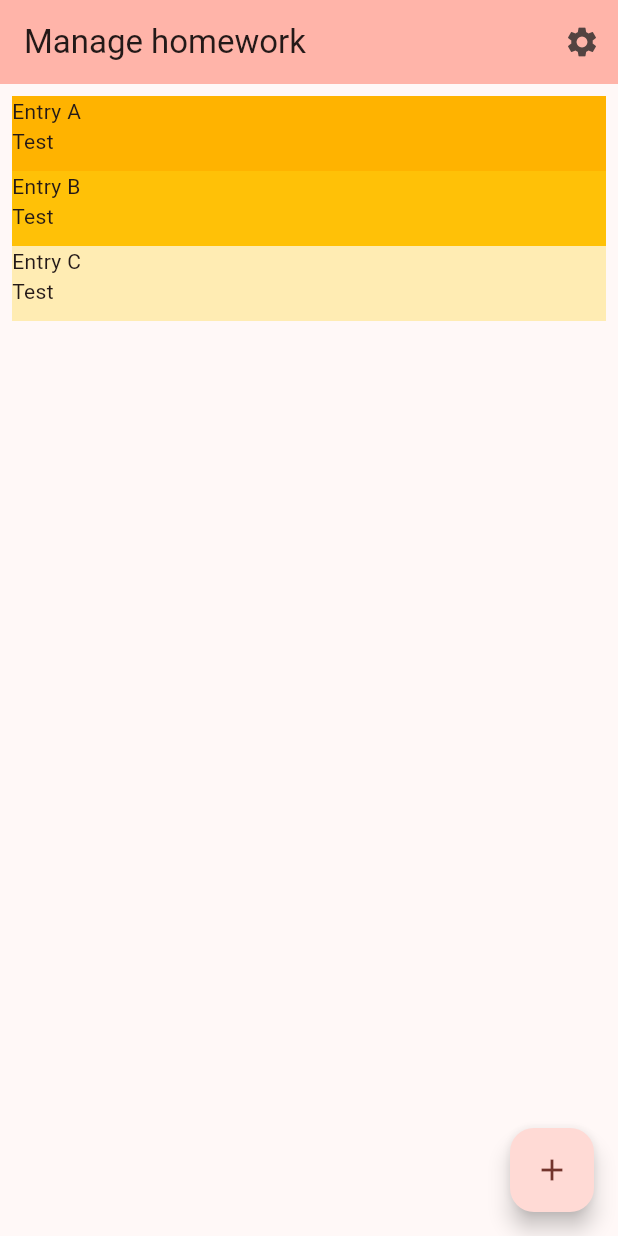
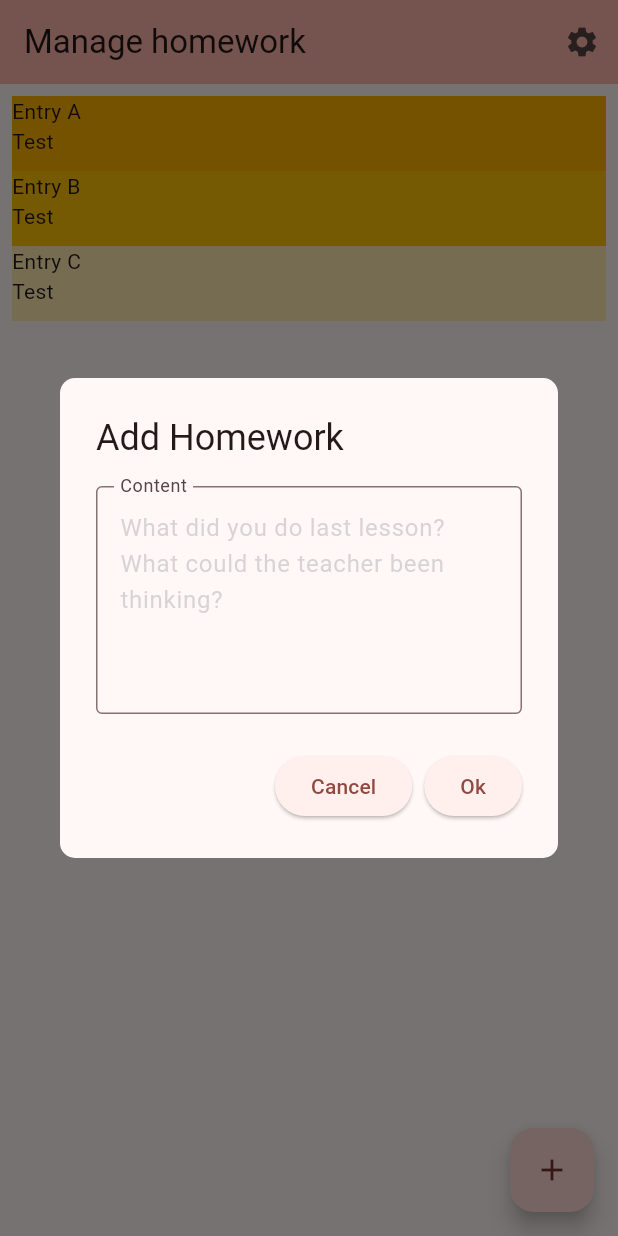
Before and after one commit to RandomModderJDK/hw_manager_flutter, a Flutter app: the screen it shows after launch, after a tap on the "add" icon, on a phone screen of 412 x 824 dp. Run offline on Flutter 3.47's test engine with Material 2 defaults, Android fonts, the phone set to English and light mode, and no system bars; our stand-ins replace settings_ui, shared_preferences, sqflite_common_ffi; accounts and stored records are empty.

Commit message:
Changed appearance to a bit more red theme Make first dialog for the adding function Reworked database initialization Added database functions

```diff
--- /dev/null
+++ b/lib/dialogs/dialog_add.dart
@@ -0,0 +1,34 @@
+import 'package:flutter/material.dart';
+
+// TODO implement saving action
+void addHomework(BuildContext context) {
+  showDialog(
+      context: context,
+      builder: (context) {
+        return AlertDialog(
+          title: const Text("Add Homework"),
+          backgroundColor: Theme.of(context).colorScheme.background,
+          shape: const RoundedRectangleBorder(
+              borderRadius: BorderRadius.all(Radius.circular(10))),
+          actions: [
+            ElevatedButton(
+                onPressed: () => Navigator.pop(context),
+                child: const Text("Cancel")),
+            ElevatedButton(onPressed: () {}, child: const Text("Ok")),
+            // TODO save homework
+          ],
+          content: Wrap(children: <Widget>[
+            // TODO add subject and date selection
+            TextField(
+                maxLines: 5,
+                decoration: InputDecoration(
+                    labelText: "Content",
+                    floatingLabelBehavior: FloatingLabelBehavior.always,
+                    border: const OutlineInputBorder(),
+                    hintStyle: TextStyle(color: Colors.grey.withOpacity(0.40)),
+                    hintText:
+                        "What did you do last lesson?\nWhat could the teacher been thinking?")),
+          ]),
+        );
+      });
+}
--- a/lib/main.dart
+++ b/lib/main.dart
@@ -41,7 +41,11 @@
       ),
       darkTheme: ThemeData(
         colorScheme: ColorScheme.fromSeed(
-            brightness: Brightness.dark, seedColor: Colors.red),
+          brightness: Brightness.dark,
+          seedColor: Colors.red.shade900,
+          surfaceTint: Colors.grey.shade900,
+          surface: Colors.red.withOpacity(0.6),
+        ),
         useMaterial3: true,
       ),
       themeMode: _themeMode,
--- a/lib/routes/home_route.dart
+++ b/lib/routes/home_route.dart
@@ -1,4 +1,5 @@
 import 'package:flutter/material.dart';
+import 'package:hw_manager_flutter/dialogs/dialog_add.dart';
 import 'package:hw_manager_flutter/routes/settings_route.dart';
 import 'package:hw_manager_flutter/sqlite.dart';
 
@@ -12,15 +13,7 @@ class HomeRoute extends StatefulWidget {
 }
 
 class _HomeRouteState extends State<HomeRoute> {
-  void _incrementCounter() {
-    setState(() {
-      // This call to setState tells the Flutter framework that something has
-      // changed in this State, which causes it to rerun the build method below
-      // so that the display can reflect the updated values. If we changed
-      // _counter without calling setState(), then the build method would not be
-      // called again, and so nothing would appear to happen.
-    });
-  }
+  late DBHelper dbHelper;
 
   final List<String> entries = <String>['A', 'B', 'C'];
   final List<int> colorCodes = <int>[600, 500, 100];
@@ -28,38 +21,28 @@ class _HomeRouteState extends State<HomeRoute> {
 
   @override
   void initState() {
-    initDB().then((value) {
+    super.initState();
+    dbHelper = DBHelper();
+    dbHelper.initDB().whenComplete(() async {
       setState(() => dbLoaded = true);
     });
-    super.initState();
   }
 
   @override
   Widget build(BuildContext context) {
-    // This method is rerun every time setState is called, for instance as done
-    // by the _incrementCounter method above.
-    //
-    // The Flutter framework has been optimized to make rerunning build methods
-    // fast, so that you can just rebuild anything that needs updating rather
-    // than having to individually change instances of widgets.
     return Scaffold(
       appBar: AppBar(
-        backgroundColor: Theme.of(context).colorScheme.inversePrimary,
-        title: Text(widget.title),
-        actions: <Widget>[
-          IconButton(
-            icon: const Icon(
-              Icons.settings,
-            ),
-            onPressed: () {
-              Navigator.push(
-                context,
-                MaterialPageRoute(builder: (context) => const SettingsRoute()),
-              );
-            },
-          )
-        ],
-      ),
+          backgroundColor: Theme.of(context).colorScheme.inversePrimary,
+          title: Text(widget.title),
+          actions: <Widget>[
+            IconButton(
+                icon: const Icon(Icons.settings),
+                onPressed: () => Navigator.push(
+                      context,
+                      MaterialPageRoute(
+                          builder: (context) => const SettingsRoute()),
+                    ))
+          ]),
       body: dbLoaded
           ? ListView.builder(
               padding: const EdgeInsets.all(8),
@@ -78,8 +61,8 @@ class _HomeRouteState extends State<HomeRoute> {
                   Text('Loading Database...\nMaybe check logs?')
                 ])),
       floatingActionButton: FloatingActionButton(
-        onPressed: _incrementCounter,
-        tooltip: 'Increment',
+        onPressed: () => addHomework(context),
+        tooltip: 'Add homework',
         child: const Icon(Icons.add),
       ), // This trailing comma makes auto-formatting nicer for build methods.
     );
--- a/lib/sqlite.dart
+++ b/lib/sqlite.dart
@@ -5,15 +5,28 @@ import 'package:path/path.dart';
 import 'package:path_provider/path_provider.dart';
 import 'package:sqflite_common_ffi/sqflite_ffi.dart';
 
+// TODO Add search function/do not return the whole list of homeworks
+class DBHelper {
+  static final DBHelper _dbHelper = DBHelper._();
+
+  DBHelper._();
+
+  late Database db;
+
+  factory DBHelper() {
+    return _dbHelper;
+  }
+
   Future<bool> initDB() async {
     sqfliteFfiInit();
     databaseFactory = databaseFactoryFfi;
     // Avoid errors caused by flutter upgrade.
     // Importing 'package:flutter/widgets.dart' is required.
     WidgetsFlutterBinding.ensureInitialized();
-  final io.Directory appDocumentsDir = await getApplicationDocumentsDirectory();
+    final io.Directory appDocumentsDir =
+        await getApplicationDocumentsDirectory();
     // Open the database and store the reference.
-  final database = openDatabase(
+    db = await openDatabase(
       // Set the path to the database. Note: Using the `join` function from the
       // `path` package is best practice to ensure the path is correctly
       // constructed for each platform.
@@ -21,12 +34,12 @@ Future<bool> initDB() async {
       // When the database is first created, create a table to store homework.
       onCreate: (db, version) {
         return db.execute('CREATE TABLE homeworks('
-          'id INTEGER PRIMARY KEY, '
-          'subject_short TEXT, '
-          'subject TEXT, '
-          'overdueDate TEXT, '
-          'content TEXT, '
-          'finished BOOL'
+            'id INTEGER PRIMARY KEY AUTOINCREMENT, '
+            'subject_short TEXT NOT NULL, '
+            'subject TEXT NOT NULL, '
+            'overdueDate TEXT NOT NULL, '
+            'content TEXT NOT NULL, '
+            'finished BOOL NOT NULL'
             ')');
       },
       version: 1,
@@ -34,39 +47,73 @@ Future<bool> initDB() async {
     return true;
   }
 
+// Define a function that inserts and replaces Homework into the database
+  /// Inserts or updates homework supplied into database
+  Future<int> insertHomework(Homework hw) async {
+    return await db.insert(
+      'homeworks',
+      hw.toMap(),
+      conflictAlgorithm: ConflictAlgorithm.replace,
+    );
+  }
+
+  Future<List<Homework>> retrieveHomeworks() async {
+    final List<Map<String, Object?>> queryResult =
+        await db.query('homeworks', orderBy: "overdueDate");
+    return queryResult.map((e) => Homework.fromMap(e)).toList();
+  }
+
+  // Deletes homework from database. If homework does not have id, nothing will be deleted
+  Future<void> deleteHomework(Homework hw) async {
+    return await deleteHomeworkById(hw.id ?? -1);
+  }
+
+  Future<void> deleteHomeworkById(int id) async {
+    await db.delete(
+      'homeworks',
+      where: "id = ?",
+      whereArgs: [id],
+    );
+  }
+}
+
 class Homework {
-  final int id;
+  final int? id;
   final DateTime overdueDate;
+  final DateTime creationDate;
   final Subject subject;
   final String content;
   final bool finished;
 
   // DateTime needs DateTime.tryParse(isoString);
   const Homework(
-      {required this.id,
+      {this.id,
       required this.subject,
       required this.overdueDate,
+      required this.creationDate,
       required this.content,
       required this.finished});
 
-  /// Convert a Dog into a Map.
-  Map<String, dynamic> toMap() {
+  /// Convert a Homework into a Map.
+  Map<String, Object?> toMap() {
     return {
       'id': id,
       'subject_short': subject.shortName,
       'subject': subject.name,
       'overdueDate': overdueDate.toIso8601String(),
+      'creationDate': creationDate.toIso8601String(),
       'content': content,
       'finished': finished,
     };
   }
 
   /// Convert a Homework into a Map.
-  Homework fromMap(Map<String, dynamic> map) {
+  static Homework fromMap(Map<String, dynamic> map) {
     return Homework(
         id: int.parse(map["id"]),
         subject: map["subject"],
         overdueDate: DateTime.parse(map["overdueDate"]),
+        creationDate: DateTime.parse(map["overdueDate"]),
         content: map["content"],
         finished: bool.parse(map["finished"]));
   }
```
Also changed, not shown: pubspec.lock. Lines whose indentation alone changed are shown as unchanged.
